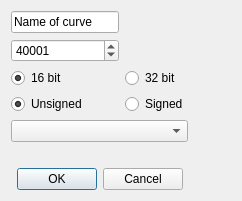
Old version of the form src/dialogs/addregisterdialog.ui in the repository ModbusScope/ModbusScope.
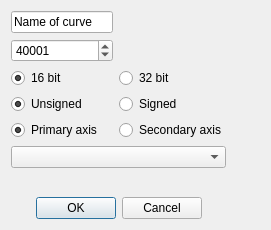
New version of the form.

Commit message: Add axis selection to dialog

The edit to the form file:
```diff
--- a/src/dialogs/addregisterdialog.ui
+++ b/src/dialogs/addregisterdialog.ui
@@ -6,8 +6,8 @@
    <rect>
     <x>0</x>
     <y>0</y>
-    <width>242</width>
-    <height>201</height>
+    <width>271</width>
+    <height>230</height>
    </rect>
   </property>
   <property name="windowTitle">
@@ -16,25 +16,8 @@
   <property name="modal">
    <bool>true</bool>
   </property>
-  <layout class="QGridLayout" name="gridLayout_2" rowstretch="0,0,0,0,0,0,0,0,0">
-   <item row="5" column="1">
-    <widget class="QRadioButton" name="radioSigned">
-     <property name="text">
-      <string>Signed</string>
-     </property>
-     <property name="autoExclusive">
-      <bool>false</bool>
-     </property>
-    </widget>
-   </item>
-   <item row="1" column="0">
-    <widget class="QLineEdit" name="lineName">
-     <property name="text">
-      <string>Name of curve</string>
-     </property>
-    </widget>
-   </item>
-   <item row="7" column="0">
+  <layout class="QGridLayout" name="gridLayout_2" rowstretch="0,0,0,0,0,0,0,0,0,0">
+   <item row="8" column="0">
     <spacer name="verticalSpacer">
      <property name="orientation">
       <enum>Qt::Vertical</enum>
@@ -47,13 +30,10 @@
      </property>
     </spacer>
    </item>
-   <item row="4" column="1">
-    <widget class="QRadioButton" name="radio32Bit">
+   <item row="1" column="0">
+    <widget class="QLineEdit" name="lineName">
      <property name="text">
-      <string>32 bit</string>
-     </property>
-     <property name="autoExclusive">
-      <bool>false</bool>
+      <string>Name of curve</string>
      </property>
     </widget>
    </item>
@@ -70,19 +50,6 @@
      </property>
     </spacer>
    </item>
-   <item row="5" column="0">
-    <widget class="QRadioButton" name="radioUnsigned">
-     <property name="text">
-      <string>Unsigned</string>
-     </property>
-     <property name="checked">
-      <bool>true</bool>
-     </property>
-     <property name="autoExclusive">
-      <bool>false</bool>
-     </property>
-    </widget>
-   </item>
    <item row="4" column="0">
     <widget class="QRadioButton" name="radio16Bit">
      <property name="text">
@@ -96,22 +63,6 @@
      </property>
     </widget>
    </item>
-   <item row="8" column="0" colspan="2">
-    <widget class="QDialogButtonBox" name="buttonBox">
-     <property name="orientation">
-      <enum>Qt::Horizontal</enum>
-     </property>
-     <property name="standardButtons">
-      <set>QDialogButtonBox::Cancel|QDialogButtonBox::Ok</set>
-     </property>
-     <property name="centerButtons">
-      <bool>true</bool>
-     </property>
-    </widget>
-   </item>
-   <item row="6" column="0" colspan="2">
-    <widget class="QComboBox" name="cmbConnection"/>
-   </item>
    <item row="3" column="0">
     <widget class="QSpinBox" name="spinAddress">
      <property name="maximum">
@@ -122,6 +73,72 @@
      </property>
     </widget>
    </item>
+   <item row="7" column="0" colspan="2">
+    <widget class="QComboBox" name="cmbConnection"/>
+   </item>
+   <item row="9" column="0" colspan="2">
+    <widget class="QDialogButtonBox" name="buttonBox">
+     <property name="orientation">
+      <enum>Qt::Horizontal</enum>
+     </property>
+     <property name="standardButtons">
+      <set>QDialogButtonBox::Cancel|QDialogButtonBox::Ok</set>
+     </property>
+     <property name="centerButtons">
+      <bool>true</bool>
+     </property>
+    </widget>
+   </item>
+   <item row="5" column="0">
+    <widget class="QRadioButton" name="radioUnsigned">
+     <property name="text">
+      <string>Unsigned</string>
+     </property>
+     <property name="checked">
+      <bool>true</bool>
+     </property>
+     <property name="autoExclusive">
+      <bool>false</bool>
+     </property>
+    </widget>
+   </item>
+   <item row="4" column="1">
+    <widget class="QRadioButton" name="radio32Bit">
+     <property name="text">
+      <string>32 bit</string>
+     </property>
+     <property name="autoExclusive">
+      <bool>false</bool>
+     </property>
+    </widget>
+   </item>
+   <item row="5" column="1">
+    <widget class="QRadioButton" name="radioSigned">
+     <property name="text">
+      <string>Signed</string>
+     </property>
+     <property name="autoExclusive">
+      <bool>false</bool>
+     </property>
+    </widget>
+   </item>
+   <item row="6" column="0">
+    <widget class="QRadioButton" name="radioPrimary">
+     <property name="text">
+      <string>Primary axis</string>
+     </property>
+     <property name="checked">
+      <bool>true</bool>
+     </property>
+    </widget>
+   </item>
+   <item row="6" column="1">
+    <widget class="QRadioButton" name="radioSecondary">
+     <property name="text">
+      <string>Secondary axis</string>
+     </property>
+    </widget>
+   </item>
   </layout>
  </widget>
  <tabstops>
```
Left out of the diff: 2 changed lines with no effect on the pictures. The commit also changes 2 other files.
